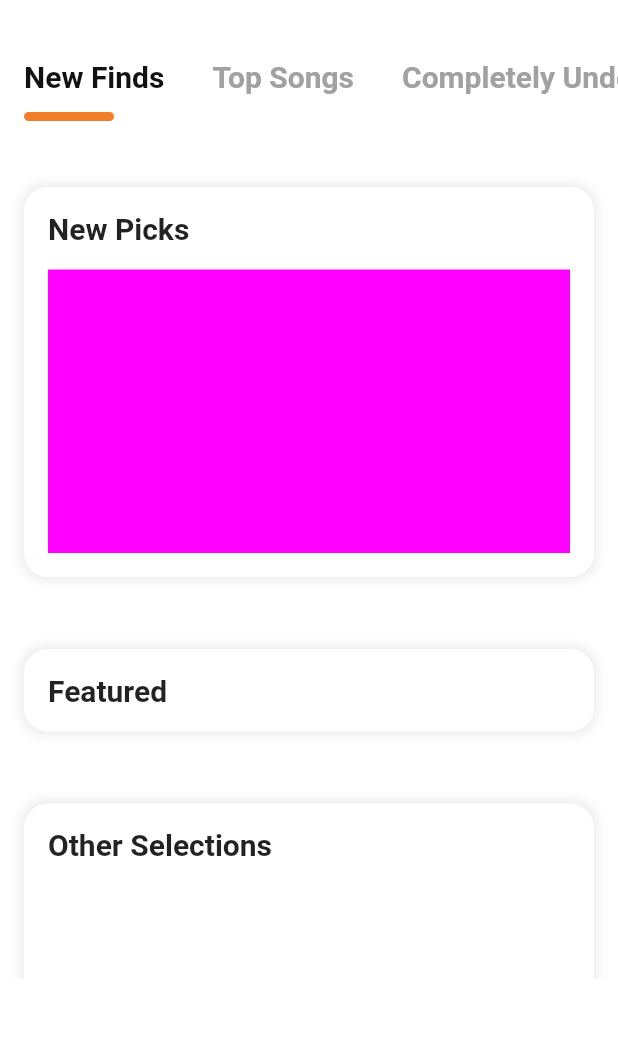
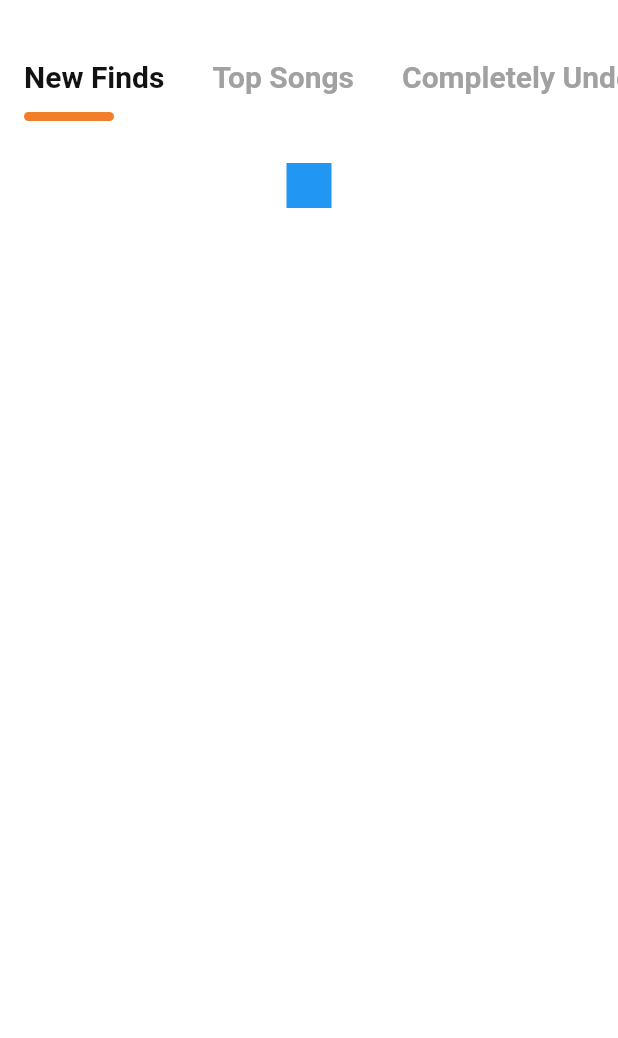
Before and after one commit to jah01/Sound-Selections, a Flutter app: the screen it shows after launch, on a phone screen of 412 x 824 dp, the part 47-1085 px from its top. Run offline on Flutter 3.47's test engine with Material 2 defaults, Android fonts, the phone set to English and light mode, and no system bars; our stand-ins replace carousel_slider.

Commit message:
Update layout to better work with PageView.

```diff
--- a/lib/screens/home/components/body.dart
+++ b/lib/screens/home/components/body.dart
@@ -3,15 +3,45 @@ import 'package:soundselections/data/categories.dart';
 import 'categories.dart';
 import 'songs.dart';
 
-class Body extends StatelessWidget {
+class Body extends StatefulWidget {
+  Body({Key key}) : super(key: key);
+
+  @override
+  _Body createState() => new _Body();
+}
+
+class _Body extends State<Body> {
+
+  int _selectedIndex;
+  PageController _pageController;
+
+  @override
+  void initState() {
+    super.initState();
+    _selectedIndex = 0;
+    _pageController = new PageController();
+  }
+
+  @override
+  void dispose() {
+    super.dispose();
+    _pageController.dispose();
+  }
+
+  int topNavTapped(int i) {
+    this._selectedIndex = i;
+    return _selectedIndex;
+    //c = changeColor(_selectedIndex);
+  }
+
   @override
   Widget build(BuildContext context) {
     populateAll();
     return SingleChildScrollView(
       child: Column(
         children: <Widget>[
-          CategoryList(),
-          //SongList(),
+          CategoryList(topNavTapped),
+          SongList(),
         ],
       ),
     );
--- a/lib/screens/home/components/categories.dart
+++ b/lib/screens/home/components/categories.dart
@@ -14,11 +14,19 @@ Color changeColor(int index) {
 }
 
 class CategoryList extends StatefulWidget {
+
+  final Function topNavTapped;
+  CategoryList(this.topNavTapped);
+
   @override
-  _CategoryList createState() => _CategoryList();
+  _CategoryList createState() => _CategoryList(topNavTapped);
 }
 
 class _CategoryList extends State<CategoryList> {
+
+  final Function topNavTapped;
+  _CategoryList(this.topNavTapped);
+
   int selectedIndex = 0;
 
   @override
@@ -51,10 +59,9 @@ class _CategoryList extends State<CategoryList> {
                       child: GestureDetector(
                         onTap: () {
                           setState(() {
-                            selectedIndex = i;
-                            c = changeColor(selectedIndex);
+                            selectedIndex = topNavTapped(i);
                           });
-                          goToTop();
+                          //goToTop();
                         },
                         child: Column(
                           crossAxisAlignment: CrossAxisAlignment.start,
@@ -100,156 +107,154 @@ class _CategoryList extends State<CategoryList> {
 //        Padding(
 //          padding: EdgeInsets.only(top: 12.0),
 //        ),
-        Container(
-          width: MediaQuery.of(context).size.width,
-          height: MediaQuery.of(context).size.width -
-              (MediaQuery.of(context).padding.top -
-                  MediaQuery.of(context).padding.bottom -
-                  132.0),
-          child: ListView.builder(
-            controller: _controller,
-            scrollDirection: Axis.vertical,
-            itemCount: 1,
-            itemBuilder: (context, i) {
-              List<Music> current = getAtIndex(selectedIndex);
-              print("COLOR: " + c.toString());
-              return Padding(
-                padding: EdgeInsets.symmetric(horizontal: defaultPadding, vertical: defaultPadding),
-                child: Column(
-                  children: <Widget>[
-                    //New Picks section-----------------------------------------
-                    Container(
-                      height: 260.0,
-                      width: MediaQuery.of(context).size.width,
-                      color: Colors.transparent,
-                      child: Container(
-                        padding: EdgeInsets.all(defaultPadding),
-                        decoration: defaultDecoration,
-                        child: Column(
-                          children: <Widget>[
-                            Align(
-                              alignment: Alignment.topLeft,
-                              child: Text(
-                                "New Picks",
-                                style: TextStyle(
-                                  fontWeight: FontWeight.w600,
-                                  fontSize: 20,
-                                ),
-                              ),
-                            ),
-                            Padding(
-                                padding: EdgeInsets.symmetric(vertical: 8.0)),
-                            Expanded(
-//                                  padding: EdgeInsets.symmetric(vertical: defaultPadding),
-//                                  height: 200,
-//                                  width: MediaQuery.of(context).size.width,
-//                                  color: c,
-                              child: Container(
-                                height: double.infinity,
-                                width: MediaQuery.of(context).size.width,
-                                color: c,
-                                //TODO in this container, show the latest 5 songs
-                              ),
-                            ),
-                          ],
-                        ),
-                      ),
-                    ),
-                    Padding(
-                        padding: EdgeInsets.symmetric(vertical: defaultPadding * 1.5)),
-                    //Featured section------------------------------------------
-                    Container(
-                      //height: 520.0,
-                      width: MediaQuery.of(context).size.width,
-                      color: Colors.transparent,
-                      child: Container(
-                        padding: EdgeInsets.all(defaultPadding),
-                        decoration: defaultDecoration,
-                        child: Column(
-                          children: <Widget>[
-                            Align(
-                              alignment: Alignment.topLeft,
-                              child: Text(
-                                "Featured",
-                                style: TextStyle(
-                                  fontWeight: FontWeight.w600,
-                                  fontSize: 20,
-                                ),
-                              ),
-                            ),
-                            ListView.builder(
-                              shrinkWrap: true,
-                              physics: NeverScrollableScrollPhysics(),
-                              itemCount: featured(getAtIndex(selectedIndex)).length,
-                              itemBuilder: (context, j) {
-                                Music current = getAtIndex(selectedIndex)[j];
-                                return Padding(
-                                  padding: EdgeInsets.only(top: 8.0),
-                                    child: Row(
-                                      children: <Widget>[
-                                        Image.network(current.getAlbumImg, width: 120, height: 120,),
-                                        Padding(padding: EdgeInsets.symmetric(horizontal: 8.0)),
-                                        Container(
-                                          height: 120,
-                                          child: Align(
-                                            alignment: Alignment.topLeft,
-                                            child: Column(
-                                              children: <Widget>[
-                                                Text(
-                                                  current.getTitle + "\n" + current.getArtist + "\n" + current.getAlbum,
-                                                  style: TextStyle(
-                                                    fontSize: 16,
-                                                    fontWeight: FontWeight.w500,
-                                                  ),
-                                                ),
-                                              ],
-                                            ),
-                                          ),
-                                        )
-
-                                      ],
-                                    ),
-                                );
-                              }
-                            )
-                            //TODO add the featured albums here
-                          ],
-                        ),
-                      ),
-                    ),
-                    Padding(
-                        padding: EdgeInsets.symmetric(vertical: defaultPadding * 1.5)),
-                    //Other section
-                    Container(
-                      height: 1040.0,
-                      width: MediaQuery.of(context).size.width,
-                      color: Colors.transparent,
-                      child: Container(
-                        padding: EdgeInsets.all(defaultPadding),
-                        decoration: defaultDecoration,
-                        child: Column(
-                          children: <Widget>[
-                            Align(
-                              alignment: Alignment.topLeft,
-                              child: Text(
-                                "Other Selections",
-                                style: TextStyle(
-                                  fontWeight: FontWeight.w600,
-                                  fontSize: 20,
-                                ),
-                              ),
-                            ),
-                            //TODO add all other songs here
-                          ],
-                        ),
-                      ),
-                    ),
-                  ],
-                ),
-              );
-            },
-          ),
-        ),
+//        Container(
+//          width: MediaQuery.of(context).size.width,
+//          height: MediaQuery.of(context).size.width -
+//              (MediaQuery.of(context).padding.top -
+//                  MediaQuery.of(context).padding.bottom -
+//                  132.0),
+//          child: ListView.builder(
+//            controller: _controller,
+//            scrollDirection: Axis.vertical,
+//            itemCount: 1,
+//            itemBuilder: (context, i) {
+//              List<Music> current = getAtIndex(selectedIndex);
+//              print("COLOR: " + c.toString());
+//              return Padding(
+//                padding: EdgeInsets.symmetric(horizontal: defaultPadding, vertical: defaultPadding),
+//                child: Column(
+//                  children: <Widget>[
+//                    //New Picks section-----------------------------------------
+//                    Container(
+//                      height: 260.0,
+//                      width: MediaQuery.of(context).size.width,
+//                      color: Colors.transparent,
+//                      child: Container(
+//                        padding: EdgeInsets.all(defaultPadding),
+//                        decoration: defaultDecoration,
+//                        child: Column(
+//                          children: <Widget>[
+//                            Align(
+//                              alignment: Alignment.topLeft,
+//                              child: Text(
+//                                "New Picks",
+//                                style: TextStyle(
+//                                  fontWeight: FontWeight.w600,
+//                                  fontSize: 20,
+//                                ),
+//                              ),
+//                            ),
+//                            Padding(
+//                                padding: EdgeInsets.symmetric(vertical: 8.0)),
+//                            Expanded(
+////                                  padding: EdgeInsets.symmetric(vertical: defaultPadding),
+////                                  height: 200,
+////                                  width: MediaQuery.of(context).size.width,
+////                                  color: c,
+//                              child: Container(
+//                                height: double.infinity,
+//                                width: MediaQuery.of(context).size.width,
+//                                color: c,
+//                                //TODO in this container, show the latest 5 songs
+//                              ),
+//                            ),
+//                          ],
+//                        ),
+//                      ),
+//                    ),
+//                    Padding(
+//                        padding: EdgeInsets.symmetric(vertical: defaultPadding * 1.5)),
+//                    //Featured section------------------------------------------
+//                    Container(
+//                      //height: 520.0,
+//                      width: MediaQuery.of(context).size.width,
+//                      color: Colors.transparent,
+//                      child: Container(
+//                        padding: EdgeInsets.all(defaultPadding),
+//                        decoration: defaultDecoration,
+//                        child: Column(
+//                          children: <Widget>[
+//                            Align(
+//                              alignment: Alignment.topLeft,
+//                              child: Text(
+//                                "Featured",
+//                                style: TextStyle(
+//                                  fontWeight: FontWeight.w600,
+//                                  fontSize: 20,
+//                                ),
+//                              ),
+//                            ),
+//                            ListView.builder(
+//                              shrinkWrap: true,
+//                              physics: NeverScrollableScrollPhysics(),
+//                              itemCount: featured(getAtIndex(selectedIndex)).length,
+//                              itemBuilder: (context, j) {
+//                                Music current = getAtIndex(selectedIndex)[j];
+//                                return Padding(
+//                                  padding: EdgeInsets.only(top: 8.0),
+//                                    child: Row(
+//                                      children: <Widget>[
+//                                        Image.network(current.getAlbumImg, width: 120, height: 120,),
+//                                        Padding(padding: EdgeInsets.symmetric(horizontal: 8.0)),
+//                                        Container(
+//                                          height: 120,
+//                                          child: Align(
+//                                            alignment: Alignment.topLeft,
+//                                            child: Column(
+//                                              children: <Widget>[
+//                                                Text(
+//                                                  current.getTitle + "\n" + current.getArtist + "\n" + current.getAlbum,
+//                                                  style: TextStyle(
+//                                                    fontSize: 16,
+//                                                    fontWeight: FontWeight.w500,
+//                                                  ),
+//                                                ),
+//                                              ],
+//                                            ),
+//                                          ),
+//                                        )
+//                                      ],
+//                                    ),
+//                                );
+//                              }
+//                            )
+//                          ],
+//                        ),
+//                      ),
+//                    ),
+//                    Padding(
+//                        padding: EdgeInsets.symmetric(vertical: defaultPadding * 1.5)),
+//                    //Other section
+//                    Container(
+//                      height: 1040.0,
+//                      width: MediaQuery.of(context).size.width,
+//                      color: Colors.transparent,
+//                      child: Container(
+//                        padding: EdgeInsets.all(defaultPadding),
+//                        decoration: defaultDecoration,
+//                        child: Column(
+//                          children: <Widget>[
+//                            Align(
+//                              alignment: Alignment.topLeft,
+//                              child: Text(
+//                                "Other Selections",
+//                                style: TextStyle(
+//                                  fontWeight: FontWeight.w600,
+//                                  fontSize: 20,
+//                                ),
+//                              ),
+//                            ),
+//                            //TODO add all other songs here
+//                          ],
+//                        ),
+//                      ),
+//                    ),
+//                  ],
+//                ),
+//              );
+//            },
+//          ),
+//        ),
       ],
     );
   }
--- a/lib/screens/home/components/songs.dart
+++ b/lib/screens/home/components/songs.dart
@@ -16,6 +16,7 @@ class _SongList extends State<SongList> {
     return Container (
       height: 30,
       width: 30,
+      color: Colors.blue,
     );
   }
 }
```
